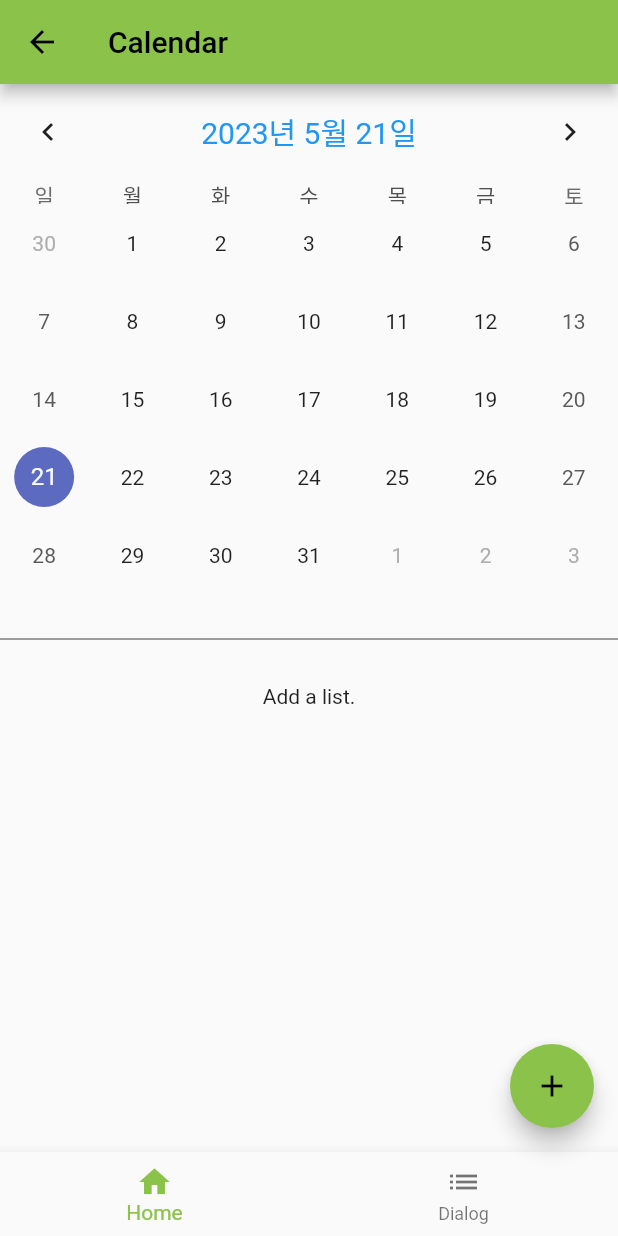
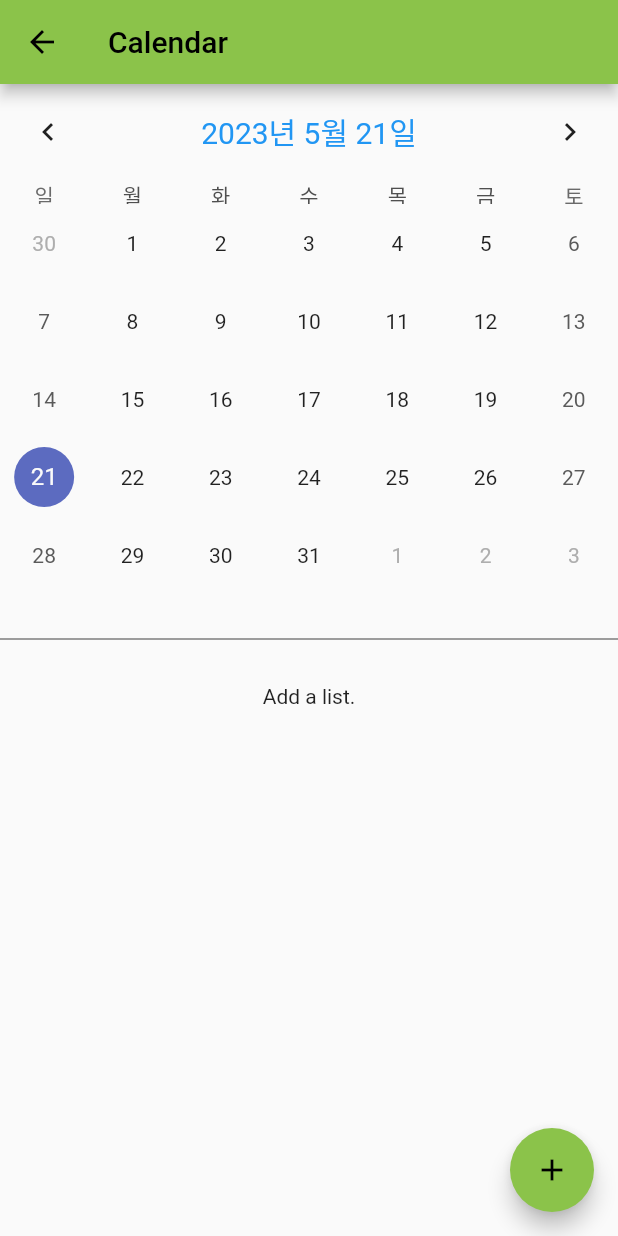
Before and after one commit to Dwisgolmog/checkList, a Flutter app: the Calendar screen opened directly, on a phone screen of 412 x 824 dp. Run offline on Flutter 3.47's test engine with Material 2 defaults, Android fonts, the phone set to English and light mode, and no system bars; drawn by our look-alikes of table_calendar; our stand-ins replace cloud_firestore, firebase_auth, firebase_core; accounts and stored records are empty.

Commit message:
파일 수정
바텀 네비게이터바 삭제,
쓸모 없는 주석 제거

```diff
--- a/checklist/lib/calender.dart
+++ b/checklist/lib/calender.dart
@@ -131,12 +131,6 @@ class _CalendarState extends State<Calendar> {
           ),
         ],
       ),
-      bottomNavigationBar: BottomNavigationBar(
-        items: [
-          BottomNavigationBarItem(icon: Icon(Icons.home), label: 'Home'),
-          BottomNavigationBarItem(icon: Icon(Icons.list), label: 'Dialog'),
-        ],
-      ),
       floatingActionButton: FloatingActionButton(
         onPressed: () {
           showDialog(
--- a/checklist/lib/frame.dart
+++ b/checklist/lib/frame.dart
@@ -5,11 +5,6 @@ import 'package:checklist/homePage.dart';
 import 'package:cloud_firestore/cloud_firestore.dart';
 import 'package:firebase_auth/firebase_auth.dart';
 
-/*void main() async{
-  WidgetsFlutterBinding.ensureInitialized();
-  await Firebase.initializeApp();
-  runApp(FramePage());
-}*/
 
 class FramePage extends StatelessWidget {
   @override
--- a/checklist/lib/loginscreen.dart
+++ b/checklist/lib/loginscreen.dart
@@ -211,7 +211,7 @@ class _LoginSignupState extends State<LoginSignup> {
                                   //로그인 성공시 다음페이지로 넘어감
                                   if(newUser.user != null){
                                     Navigator.push(context,
-                                        MaterialPageRoute(builder: (context) => Calendar()));
+                                        MaterialPageRoute(builder: (context) => FramePage()));
                                     ScaffoldMessenger.of(context).showSnackBar(
                                         SnackBar(content: Text('login 성공')));
                                   }
```
